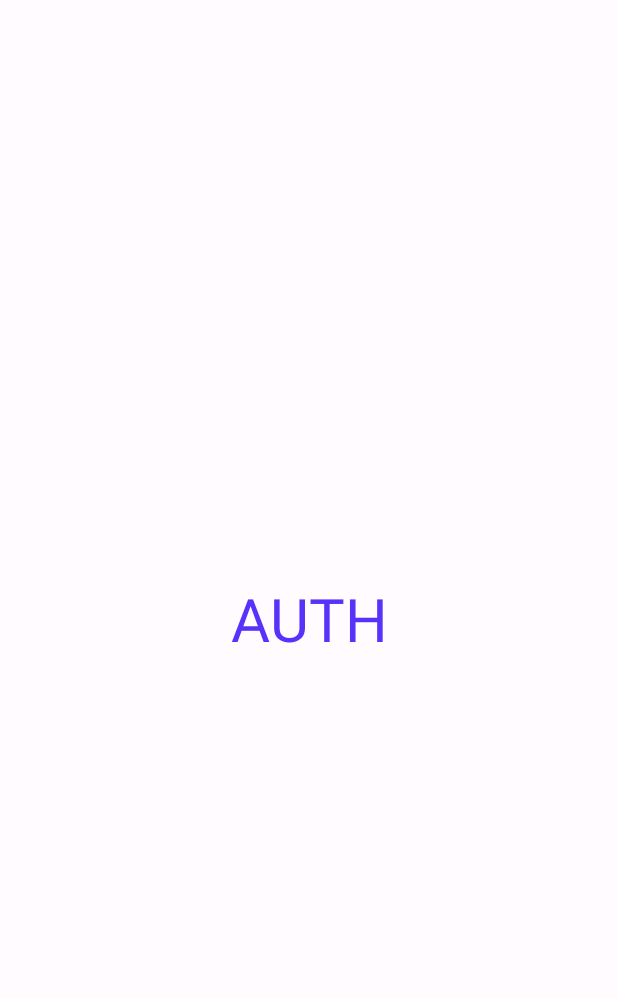
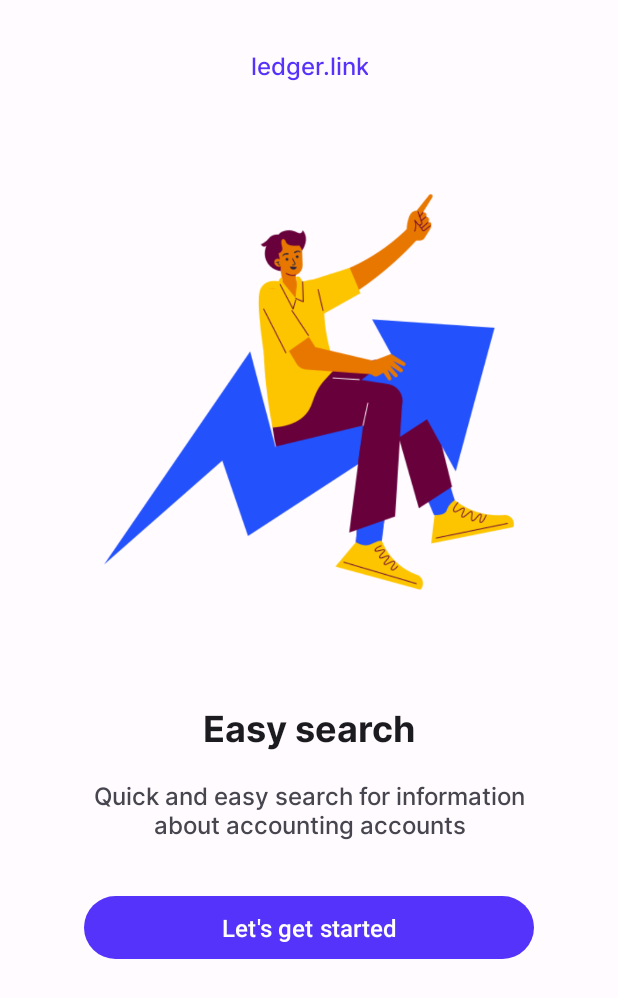
Before and after one commit to sdvkit/ledger-link, an Android app: the screen it shows after launch (MainActivity), on a phone screen of 412 x 824 dp. Before the commit the part shown is almost empty. Shown: the top 998 px of the screen. Run offline under Robolectric (Android 15) with nearby library versions, the phone set to English and light mode, and no system bars; our stand-ins replace Dagger/Hilt's generated code.

Commit message:
Onboard screen has been added

```diff
--- /dev/null
+++ b/app/src/main/java/com/sulitsa/dev/ledgerlink/presentation/Extensions.kt
@@ -0,0 +1,8 @@
+package com.sulitsa.dev.ledgerlink.presentation
+
+import androidx.fragment.app.Fragment
+import androidx.navigation.fragment.findNavController
+
+fun Fragment.navigateTo(resId: Int) {
+    findNavController().navigate(resId)
+}
--- a/app/src/main/java/com/sulitsa/dev/ledgerlink/presentation/auth/AuthScreen.kt
+++ /dev/null
@@ -1,22 +0,0 @@
-package com.sulitsa.dev.ledgerlink.presentation.auth
-
-import android.os.Bundle
-import android.view.LayoutInflater
-import android.view.View
-import android.view.ViewGroup
-import androidx.fragment.app.Fragment
-import com.sulitsa.dev.ledgerlink.databinding.AuthScreenBinding
-
-class AuthScreen : Fragment() {
-
-    private lateinit var binding: AuthScreenBinding
-
-    override fun onCreateView(
-        inflater: LayoutInflater,
-        container: ViewGroup?,
-        savedInstanceState: Bundle?
-    ): View {
-        binding = AuthScreenBinding.inflate(layoutInflater)
-        return binding.root
-    }
-}
--- /dev/null
+++ b/app/src/main/java/com/sulitsa/dev/ledgerlink/presentation/onboard/OnboardScreen.kt
@@ -0,0 +1,35 @@
+package com.sulitsa.dev.ledgerlink.presentation.onboard
+
+import android.os.Bundle
+import android.view.LayoutInflater
+import android.view.View
+import android.view.ViewGroup
+import androidx.fragment.app.Fragment
+import com.sulitsa.dev.ledgerlink.R
+import com.sulitsa.dev.ledgerlink.databinding.OnboardScreenBinding
+import com.sulitsa.dev.ledgerlink.presentation.navigateTo
+
+class OnboardScreen : Fragment() {
+
+    private lateinit var binding: OnboardScreenBinding
+
+    override fun onCreateView(
+        inflater: LayoutInflater,
+        container: ViewGroup?,
+        savedInstanceState: Bundle?
+    ): View {
+        binding = OnboardScreenBinding.inflate(layoutInflater)
+        return binding.root
+    }
+
+    override fun onViewCreated(view: View, savedInstanceState: Bundle?) {
+        super.onViewCreated(view, savedInstanceState)
+        setClickListeners()
+    }
+
+    private fun setClickListeners() {
+        binding.startButton.setOnClickListener {
+            navigateTo(resId = R.id.action_onboardScreen_to_home_screen)
+        }
+    }
+}
--- a/app/src/main/res/layout/auth_screen.xml
+++ /dev/null
@@ -1,19 +0,0 @@
-<?xml version="1.0" encoding="utf-8"?>
-<androidx.constraintlayout.widget.ConstraintLayout
-    xmlns:android="http://schemas.android.com/apk/res/android"
-    xmlns:app="http://schemas.android.com/apk/res-auto"
-    android:layout_width="match_parent"
-    android:layout_height="match_parent">
-
-    <TextView
-        android:layout_width="wrap_content"
-        android:layout_height="wrap_content"
-        android:text="AUTH"
-        android:textColor="?attr/colorPrimary"
-        android:textSize="40sp"
-        app:layout_constraintBottom_toBottomOf="parent"
-        app:layout_constraintEnd_toEndOf="parent"
-        app:layout_constraintStart_toStartOf="parent"
-        app:layout_constraintTop_toTopOf="parent" />
-
-</androidx.constraintlayout.widget.ConstraintLayout>
--- /dev/null
+++ b/app/src/main/res/layout/onboard_screen.xml
@@ -0,0 +1,79 @@
+<?xml version="1.0" encoding="utf-8"?>
+<ScrollView
+    xmlns:android="http://schemas.android.com/apk/res/android"
+    xmlns:app="http://schemas.android.com/apk/res-auto"
+    android:layout_width="match_parent"
+    android:layout_height="wrap_content">
+
+    <androidx.constraintlayout.widget.ConstraintLayout
+        android:layout_width="match_parent"
+        android:layout_height="wrap_content"
+        android:padding="@dimen/padding_medium">
+
+        <TextView
+            android:id="@+id/appNameTextView"
+            android:layout_width="wrap_content"
+            android:layout_height="wrap_content"
+            android:text="@string/app_name"
+            android:textColor="?attr/colorPrimary"
+            android:textSize="@dimen/text_size_medium_smaller"
+            android:fontFamily="@font/inter_medium"
+            android:textAlignment="center"
+            app:layout_constraintEnd_toEndOf="parent"
+            app:layout_constraintStart_toStartOf="parent"
+            app:layout_constraintTop_toTopOf="parent" />
+
+        <ImageView
+            android:id="@+id/imageView"
+            android:layout_width="@dimen/onboard_main_image_size"
+            android:layout_height="@dimen/onboard_main_image_size"
+            android:contentDescription="@null"
+            android:src="@drawable/img_onboard_main"
+            android:layout_marginTop="@dimen/padding_big"
+            app:layout_constraintEnd_toEndOf="parent"
+            app:layout_constraintStart_toStartOf="parent"
+            app:layout_constraintTop_toBottomOf="@+id/appNameTextView" />
+
+        <TextView
+            android:id="@+id/onboardLabelTextView"
+            android:layout_width="320dp"
+            android:layout_height="wrap_content"
+            android:fontFamily="@font/inter_bold"
+            android:text="@string/onboard_label"
+            android:textAlignment="center"
+            android:textColor="?attr/colorOnSurface"
+            android:textSize="@dimen/text_size_big"
+            android:layout_marginTop="@dimen/padding_big"
+            app:layout_constraintEnd_toEndOf="parent"
+            app:layout_constraintStart_toStartOf="parent"
+            app:layout_constraintTop_toBottomOf="@+id/imageView" />
+
+        <TextView
+            android:id="@+id/onboardDescriptionTextView"
+            android:layout_width="320dp"
+            android:layout_height="wrap_content"
+            android:fontFamily="@font/inter_medium"
+            android:text="@string/onboard_description"
+            android:textAlignment="center"
+            android:textColor="?attr/colorOnSurfaceVariant"
+            android:textSize="@dimen/text_size_medium_smaller"
+            android:layout_marginTop="@dimen/padding_small"
+            app:layout_constraintEnd_toEndOf="parent"
+            app:layout_constraintStart_toStartOf="parent"
+            app:layout_constraintTop_toBottomOf="@+id/onboardLabelTextView" />
+
+        <Button
+            android:id="@+id/startButton"
+            android:layout_width="300dp"
+            android:layout_height="wrap_content"
+            android:text="@string/onboard_start_caption"
+            android:textSize="@dimen/text_size_medium_smaller"
+            android:layout_marginTop="@dimen/padding_medium"
+            android:padding="@dimen/padding_extra_small"
+            app:layout_constraintEnd_toEndOf="parent"
+            app:layout_constraintStart_toStartOf="parent"
+            app:layout_constraintTop_toBottomOf="@+id/onboardDescriptionTextView" />
+
+    </androidx.constraintlayout.widget.ConstraintLayout>
+
+</ScrollView>
--- a/app/src/main/res/navigation/nav_graph.xml
+++ b/app/src/main/res/navigation/nav_graph.xml
@@ -2,20 +2,20 @@
 <navigation xmlns:android="http://schemas.android.com/apk/res/android"
     xmlns:app="http://schemas.android.com/apk/res-auto"
     android:id="@+id/nav_graph"
-    app:startDestination="@id/authScreen">
+    app:startDestination="@id/onboardScreen">
 
     <fragment
-        android:id="@+id/homeScreen"
+        android:id="@+id/home_screen"
         android:name="com.sulitsa.dev.ledgerlink.presentation.home.HomeScreen"
         android:label="HomeScreen" />
 
     <fragment
-        android:id="@+id/authScreen"
-        android:name="com.sulitsa.dev.ledgerlink.presentation.auth.AuthScreen"
-        android:label="AuthScreen" >
+        android:id="@+id/onboardScreen"
+        android:name="com.sulitsa.dev.ledgerlink.presentation.onboard.OnboardScreen"
+        android:label="OnboardScreen" >
         <action
-            android:id="@+id/action_authScreen_to_homeScreen"
-            app:destination="@id/homeScreen" />
+            android:id="@+id/action_onboardScreen_to_home_screen"
+            app:destination="@id/home_screen" />
     </fragment>
 
 </navigation>
--- a/app/src/main/res/values/dimens.xml
+++ b/app/src/main/res/values/dimens.xml
@@ -1,4 +1,15 @@
 <?xml version="1.0" encoding="utf-8"?>
 <resources>
+    <dimen name="padding_extra_small">10dp</dimen>
+    <dimen name="padding_small">16dp</dimen>
+    <dimen name="padding_medium">32dp</dimen>
+    <dimen name="padding_big">56dp</dimen>
+
+    <dimen name="text_size_small">10sp</dimen>
+    <dimen name="text_size_medium_smaller">16sp</dimen>
+    <dimen name="text_size_medium">20sp</dimen>
+    <dimen name="text_size_big">24sp</dimen>
+
     <dimen name="splash_screen_icon_size">64dp</dimen>
+    <dimen name="onboard_main_image_size">300dp</dimen>
 </resources>
--- a/app/src/main/res/values/strings.xml
+++ b/app/src/main/res/values/strings.xml
@@ -1,4 +1,7 @@
 <?xml version="1.0" encoding="utf-8"?>
 <resources>
-    <string name="app_name">Ledger.link</string>
+    <string name="app_name">ledger.link</string>
+    <string name="onboard_label">Easy search</string>
+    <string name="onboard_description">Quick and easy search for information about accounting accounts</string>
+    <string name="onboard_start_caption">Let\'s get started</string>
 </resources>
--- a/build.gradle.kts
+++ b/build.gradle.kts
@@ -1,5 +1,5 @@
 plugins {
-    id("com.android.application") version "8.1.4" apply false
+    id("com.android.application") version "8.2.0" apply false
     id("org.jetbrains.kotlin.android") version "1.9.10" apply false
     id("com.google.devtools.ksp") version "1.9.0-1.0.12" apply false
     id("com.google.dagger.hilt.android") version "2.48.1" apply false
```
Also changed, not shown: app/src/main/res/drawable/img_onboard_main.png (added), app/src/main/res/font/inter_bold.ttf (added), app/src/main/res/font/inter_medium.ttf (added), app/src/main/res/font/inter_regular.ttf (added), gradle/wrapper/gradle-wrapper.properties, 1 other file.
